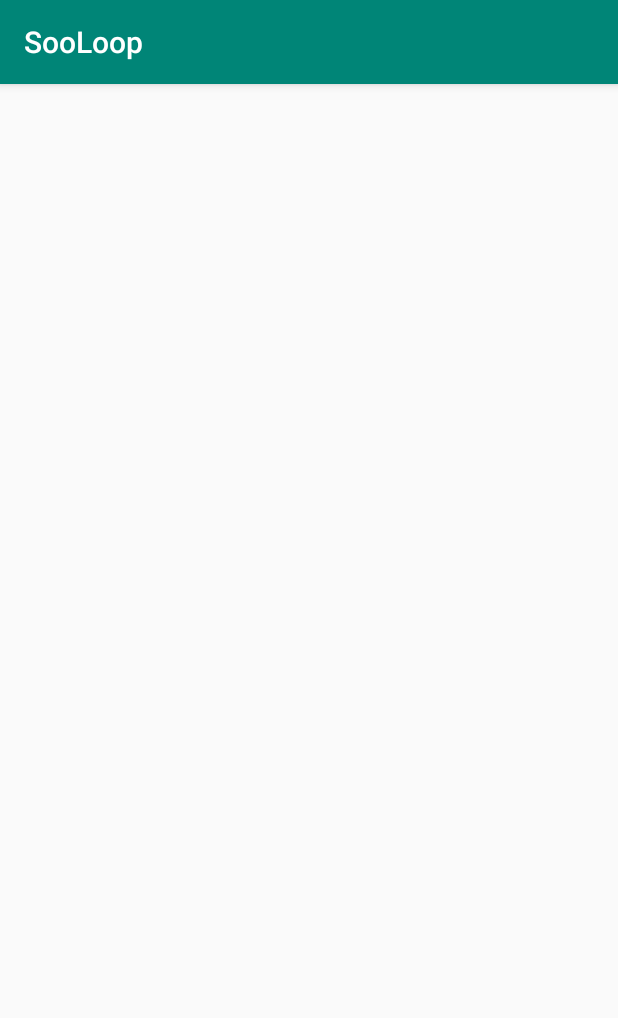
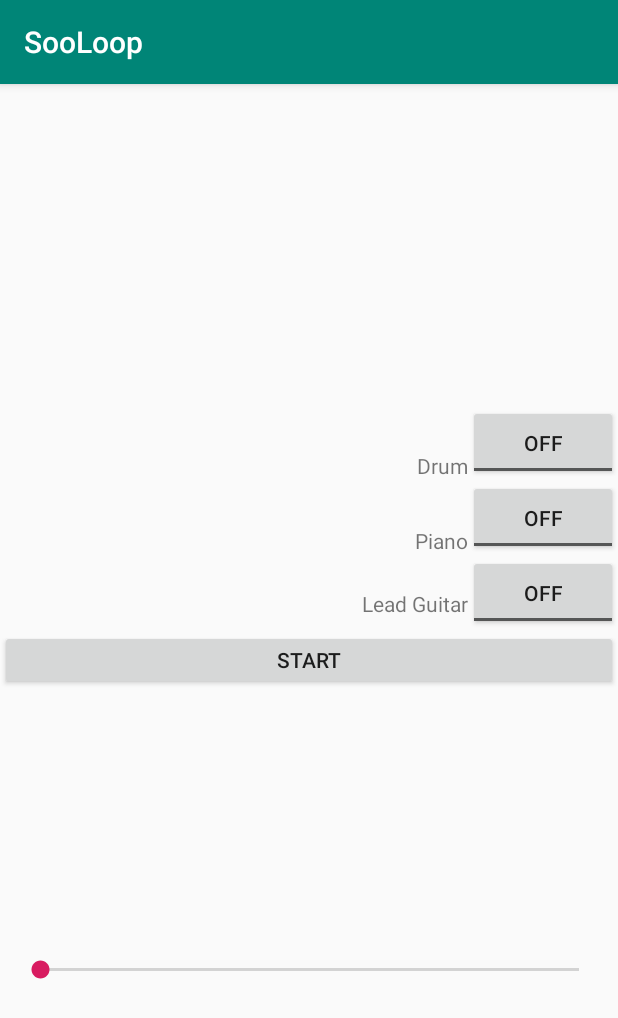
Before and after one commit to jpark011/SooLoop, an Android app: the screen it shows after launch (MainActivity), on a phone screen of 412 x 824 dp. Shown: the top 1018 px of the screen. Run offline under Robolectric (Android 15) with nearby library versions, the phone set to English and light mode, and no system bars.

Commit message:
Very prototype

```diff
--- a/app/src/main/java/com/example/sooloop/MainActivity.kt
+++ b/app/src/main/java/com/example/sooloop/MainActivity.kt
@@ -1,19 +1,67 @@
 package com.example.sooloop
 
+import android.media.AudioAttributes
 import android.media.AudioManager
 import android.media.SoundPool
 import androidx.appcompat.app.AppCompatActivity
 import android.os.Bundle
+import android.util.Log
+import android.view.View
 import android.widget.Button
+import android.widget.SeekBar
+import kotlinx.android.synthetic.main.activity_main.*
 
 class MainActivity : AppCompatActivity() {
-    private val start_button = findViewById<Button>(R.id.startButton)
-    private val soundPool = SoundPool(4, AudioManager.STREAM_MUSIC, 0);
+    private val soundPool = SoundPool.Builder()
+        .setMaxStreams(8)
+        .build()
+    private var i: Int = 0
+    private var iB: Boolean = false
+    private var j: Int = 0
+    private var jB: Boolean = false
+    private var k: Int = 0
+    private var kB: Boolean = false
+    private var player: Int = 0
+    private var playbackRate: Float = 1f
 
     override fun onCreate(savedInstanceState: Bundle?) {
         super.onCreate(savedInstanceState)
-        start_button.setOnClickListener({
 
+        setContentView(R.layout.activity_main)
+
+        playbackSpeed.setOnSeekBarChangeListener(object: SeekBar.OnSeekBarChangeListener {
+            override fun onProgressChanged(seekBar: SeekBar?, progress: Int, fromUser: Boolean) {
+                playbackRate = progress / 10f
+            }
+
+            override fun onStartTrackingTouch(seekBar: SeekBar?) {
+            }
+
+            override fun onStopTrackingTouch(seekBar: SeekBar?) {
+            }
         })
+
+        pianoToggle.setOnCheckedChangeListener { _, isChecked ->
+            kB = isChecked
+        }
+
+        guitarToggle.setOnCheckedChangeListener { _, isChecked ->
+            iB = isChecked
+        }
+
+        drumToggle.setOnCheckedChangeListener { _, isChecked ->
+            jB = isChecked
+        }
+
+
+        i = soundPool.load(this, R.raw.guitar_lead, 1)
+        j = soundPool.load(this, R.raw.drum , 1)
+        k = soundPool.load(this, R.raw.piano_lead , 1)
+    }
+
+    fun playSound(view: View) {
+        if (iB) soundPool.play(i, 1F, 1F, 0, 0, playbackRate)
+        if (jB) soundPool.play(j, 1F, 1F, 0, 0, playbackRate)
+        if (kB) soundPool.play(k, 1F, 1F, 0, 0, playbackRate)
     }
 }
--- a/app/src/main/res/layout/activity_main.xml
+++ b/app/src/main/res/layout/activity_main.xml
@@ -12,17 +12,58 @@
             android:layout_width="match_parent"
             android:layout_height="40dp"
             android:text="Start"
-            android:layout_marginBottom="20dp"
             app:layout_constraintBottom_toBottomOf="parent"
             app:layout_constraintEnd_toEndOf="parent"
-            app:layout_constraintStart_toStartOf="parent"/>
+            app:layout_constraintStart_toStartOf="parent" app:layout_constraintHorizontal_bias="0.0"
+            app:layout_constraintTop_toTopOf="parent"
+            android:onClick="playSound"
+    />
+
+    <SeekBar
+            android:id="@+id/playbackSpeed"
+            android:layout_width="391dp"
+            android:layout_height="28dp"
+            android:min="5"
+            android:max="20"
+            app:layout_constraintBottom_toBottomOf="parent"
+            app:layout_constraintTop_toBottomOf="@+id/startButton" app:layout_constraintVertical_bias="0.514"
+            app:layout_constraintStart_toStartOf="parent" app:layout_constraintEnd_toEndOf="parent"
+    ></SeekBar>
+
     <TextView
+            android:text="Lead Guitar"
             android:layout_width="wrap_content"
             android:layout_height="wrap_content"
-            android:text="Hello World!"
-            app:layout_constraintBottom_toBottomOf="parent"
-            app:layout_constraintLeft_toLeftOf="parent"
-            app:layout_constraintRight_toRightOf="parent"
-            app:layout_constraintTop_toTopOf="parent"/>
+            app:layout_constraintEnd_toStartOf="@+id/guitarToggle" android:layout_marginBottom="48dp"
+            app:layout_constraintBottom_toBottomOf="@+id/startButton" android:id="@+id/textView"/>
+    <ToggleButton
+            android:id="@+id/guitarToggle"
+            android:layout_width="100dp"
+            android:layout_height="50dp"
+            app:layout_constraintBottom_toTopOf="@+id/startButton" app:layout_constraintEnd_toEndOf="parent"/>
+
+    <TextView
+            android:text="Piano"
+            android:layout_width="wrap_content"
+            android:layout_height="wrap_content"
+            app:layout_constraintEnd_toStartOf="@+id/pianoToggle"
+            app:layout_constraintBottom_toTopOf="@+id/guitarToggle"/>
+    <ToggleButton
+            android:id="@+id/pianoToggle"
+            android:layout_width="100dp"
+            android:layout_height="50dp"
+            app:layout_constraintBottom_toTopOf="@+id/guitarToggle" app:layout_constraintEnd_toEndOf="parent"/>
+
+    <TextView
+            android:text="Drum"
+            android:layout_width="wrap_content"
+            android:layout_height="wrap_content"
+            app:layout_constraintEnd_toStartOf="@+id/drumToggle"
+            app:layout_constraintBottom_toBottomOf="@+id/drumToggle"/>
+    <ToggleButton
+            android:id="@+id/drumToggle"
+            android:layout_width="100dp"
+            android:layout_height="50dp"
+            app:layout_constraintBottom_toTopOf="@+id/pianoToggle" app:layout_constraintEnd_toEndOf="parent"/>
 
 </androidx.constraintlayout.widget.ConstraintLayout>
```
Also changed, not shown: 8 other files.
